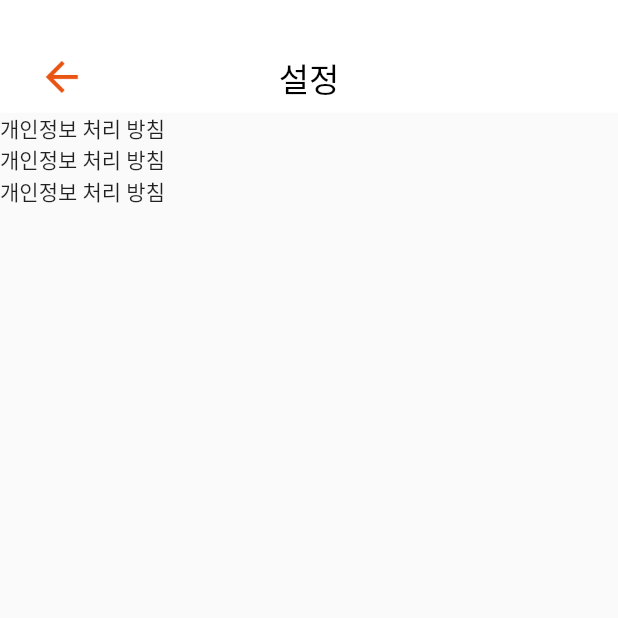
After one commit to LeeTree88/nh_test_project, a Flutter app: the MypageTab screen opened directly, after a tap on the "menu" icon, on a phone screen of 412 x 824 dp, the top half of it. The commit adds this screen. Run offline on Flutter 3.47's test engine with Material 2 defaults, Android fonts, the phone set to English and light mode, and no system bars; our stand-ins replace cached_network_image, expandable_text, flutter_calendar_carousel, flutter_image_slideshow, flutter_sticky_header, image_picker and 3 more; missing offline and left inert: multi_image_picker, nav; network calls fail; Roboto replaces fonts that are missing (NanumSquareOTFB).

Commit message:
[nh_test_project] 하단 탭바에 백버튼 동작 구현

```diff
--- a/lib/Home.dart
+++ b/lib/Home.dart
@@ -93,13 +93,27 @@ class _homeState extends State<home> {
   Widget build(BuildContext context) {
     return MaterialApp(
       home: Scaffold(
-        body: Column(
+        body: WillPopScope(
+          onWillPop: () async {
+            bool finish = false;
+
+            _selectedIndex == 0
+                ? finish = true
+                : setState(() {
+                    _selectedIndex = 0;
+                  });
+            print('finish = $finish');
+            print('selectedIndex = $_selectedIndex');
+            return finish;
+          },
+          child: Column(
             children: [
               _selectedIndex == 0 ? _my_main_appbar() : Container(),
               Expanded(
                   child: IndexedStack(
                       index: _selectedIndex, children: _widgetOptions)),
             ],
+          ),
         ),
         bottomNavigationBar: BottomNavigationBar(
           showSelectedLabels: false,
--- a/lib/HomeTab.dart
+++ b/lib/HomeTab.dart
@@ -1,4 +1,5 @@
 import 'package:cached_network_image/cached_network_image.dart';
+import 'package:expandable_text/expandable_text.dart';
 import 'package:flutter/cupertino.dart';
 import 'package:flutter/material.dart';
 import 'package:flutter_image_slideshow/flutter_image_slideshow.dart';
@@ -175,13 +176,25 @@ class HomeTabState extends State<HomeTab> with SingleTickerProviderStateMixin {
   Padding _feedCaption(BuildContext context, int index) {
     return Padding(
       padding: const EdgeInsets.symmetric(horizontal: 14),
-      child: RichText(
+      child:
+          // Column(
+          //   children: [
+          //     Container(
+          //       child: ExpandableText(
+          //         '$index 맛있어요!~~~~~~~~~~~~~~~~~맛있어요!~~~~~~~~~~~~~~~~~맛있어요!~~~~~~~~~~~~~~~~~맛있어요!~~~~~~~~~~~~~~~~~맛있어요!~~~~~~~~~~~~~~~~~맛있어요!~~~~~~~~~~~~~~~~~맛있어요!~~~~~~~~~~~~~~~~~맛있어요!~~~~~~~~~~~~~~~~~맛있어요!~~~~~~~~~~~~~~~~맛있어요!~~~~~~~~~~~~~~~~맛있어요!~~~~~~~~~~~~~~~~맛있어요!~~~~~~~~~~~~~~~~맛있어요!~~~~~~~~~~~~~~~~',
+          //         expandText: '더 보기',
+          //         collapseText: '닫기',
+          //       ),
+          //     ),
+          //   ],
+          // ),
+          RichText(
         overflow: TextOverflow.ellipsis,
         text: TextSpan(
           style: DefaultTextStyle.of(context).style,
           children: <TextSpan>[
             TextSpan(
-              text: 'mybmeal $index',
+              text: 'mybmeal$index',
               style: TextStyle(fontWeight: FontWeight.bold),
             ),
             TextSpan(text: '  '),
--- a/lib/MypageTab.dart
+++ b/lib/MypageTab.dart
@@ -6,6 +6,7 @@ import 'package:nh_test_project/HexColor/HexColor.dart';
 import 'package:nh_test_project/Reg_Feed.dart';
 import 'package:nh_test_project/Reg_My_Feed.dart';
 import 'package:nh_test_project/follow.dart';
+import 'package:nh_test_project/my_setting.dart';
 import 'package:sticky_headers/sticky_headers.dart';
 
 class MypageTab extends StatefulWidget {
@@ -28,6 +29,7 @@ class _MypageTabState extends State<MypageTab>
   AlignmentGeometry tabAlign = Alignment.centerLeft;
   late int onLoading = 0;
   int _tabState = 0;
+  late AnimationController _staggeredController;
 
   Widget _rightSideMenu() {
     return AnimatedContainer(
@@ -512,9 +514,14 @@ class _MypageTabState extends State<MypageTab>
             child: IconButton(
               icon: Icon(Icons.menu),
               onPressed: () {
-                setState(() {
-                  _menuOpenState = !_menuOpenState;
-                });
+                Navigator.of(context).push(
+                  MaterialPageRoute(
+                    builder: (BuildContext context) => My_setting(),
+                  ),
+                );
+                // setState(() {
+                //   _menuOpenState = !_menuOpenState;
+                // });
               },
             ),
           )
--- /dev/null
+++ b/lib/my_setting.dart
@@ -0,0 +1,100 @@
+import 'package:flutter/material.dart';
+import 'package:nh_test_project/HexColor/HexColor.dart';
+
+class My_setting extends StatefulWidget {
+  const My_setting({Key? key}) : super(key: key);
+
+  @override
+  _My_settingState createState() => _My_settingState();
+}
+
+class _My_settingState extends State<My_setting> {
+  @override
+  Widget build(BuildContext context) {
+    return MaterialApp(
+      home: Scaffold(
+        body: Column(
+          children: [
+            GestureDetector(
+              onTap: () {},
+              child: Container(
+                color: HexColor('#ffffff'),
+                child: Column(
+                  // mainAxisAlignment: MainAxisAlignment.spaceBetween,
+                  children: [
+                    Container(
+                      color: Colors.white,
+                      padding: EdgeInsets.only(top: 35, bottom: 7),
+                      child: Row(
+                        //mainAxisAlignment: MainAxisAlignment.start,
+                        //crossAxisAlignment: CrossAxisAlignment.start,
+                        children: [
+                          Expanded(
+                            flex: 1,
+                            // margin: EdgeInsets.only(left: 19, top: 33),
+                            child: GestureDetector(
+                              onTap: () {
+                                Navigator.pop(context, true);
+                              },
+                              child: Image(
+                                  height: 32,
+                                  width: 32,
+                                  image: AssetImage(
+                                      'assets/small_back_btn_orange.png'),
+                                  fit: BoxFit.contain),
+                            ),
+                          ),
+                          Expanded(
+                            flex: 3,
+                            //  margin: EdgeInsets.only(top: 37),
+                            child: Center(
+                              child: Text(
+                                '설정',
+                                style: TextStyle(
+                                    fontSize: 22,
+                                    fontFamily: 'NanumSquareOTFB',
+                                    color: HexColor('#000000')),
+                              ),
+                            ),
+                          ),
+                          Expanded(
+                            flex: 1,
+                            child: Center(),
+                          ),
+                        ],
+                      ),
+                    ),
+                  ],
+                ),
+              ),
+            ),
+            Container(
+              child: Row(
+                mainAxisAlignment: MainAxisAlignment.start,
+                children: [
+                  Text('개인정보 처리 방침'),
+                ],
+              ),
+            ),
+            Container(
+              child: Row(
+                mainAxisAlignment: MainAxisAlignment.start,
+                children: [
+                  Text('개인정보 처리 방침'),
+                ],
+              ),
+            ),
+            Container(
+              child: Row(
+                mainAxisAlignment: MainAxisAlignment.start,
+                children: [
+                  Text('개인정보 처리 방침'),
+                ],
+              ),
+            ),
+          ],
+        ),
+      ),
+    );
+  }
+}
--- a/pubspec.yaml
+++ b/pubspec.yaml
@@ -44,7 +44,7 @@ dependencies:
   sticky_headers: ^0.2.0
   image_picker: ^0.8.2
   multi_image_picker: ^4.8.1
-  permission_handler: ^8.1.3
+  expandable_text: ^2.2.0
 dev_dependencies:
   flutter_test:
     sdk: flutter
```
Lines whose indentation alone changed are shown as unchanged.
